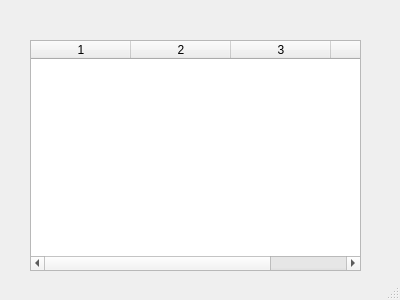
Before: the Qt Designer form qt_ui/dictionary.ui in Laponina/learn_english, drawn with Qt 5.
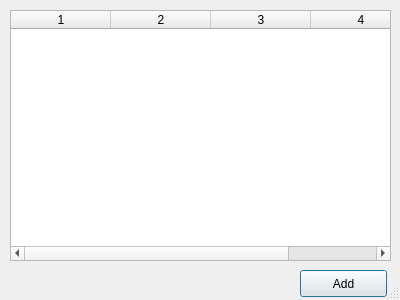
After: the same form once the commit is applied.

```diff
--- a/qt_ui/dictionary.ui
+++ b/qt_ui/dictionary.ui
@@ -22,10 +22,10 @@
   <widget class="QTableWidget" name="list_word">
    <property name="geometry">
     <rect>
-     <x>30</x>
-     <y>40</y>
-     <width>331</width>
-     <height>231</height>
+     <x>10</x>
+     <y>10</y>
+     <width>381</width>
+     <height>251</height>
     </rect>
    </property>
    <property name="columnCount">
@@ -36,6 +36,19 @@
    <column/>
    <column/>
   </widget>
+  <widget class="QPushButton" name="add_words">
+   <property name="geometry">
+    <rect>
+     <x>300</x>
+     <y>270</y>
+     <width>87</width>
+     <height>27</height>
+    </rect>
+   </property>
+   <property name="text">
+    <string>Add</string>
+   </property>
+  </widget>
  </widget>
  <resources/>
  <connections/>
```
Left out of the diff: 2 changed lines with no effect on the pictures.
